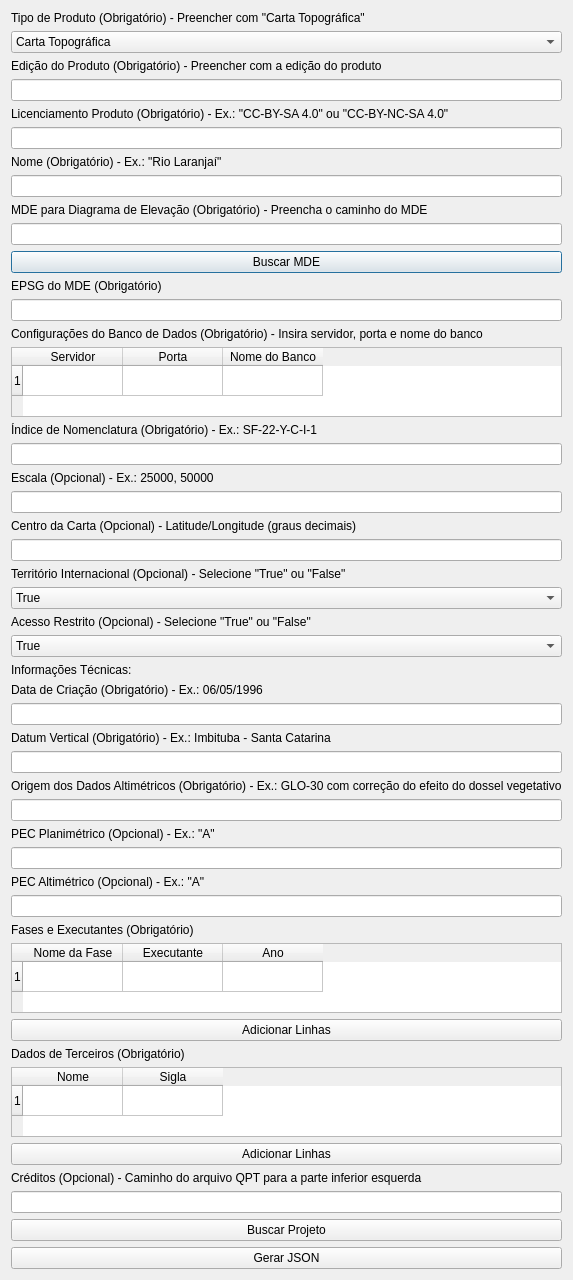
The window that Help/export/src/exportjson.ui (dsgoficial/ferramentas_edicao) describes before a commit, drawn with Qt 5.
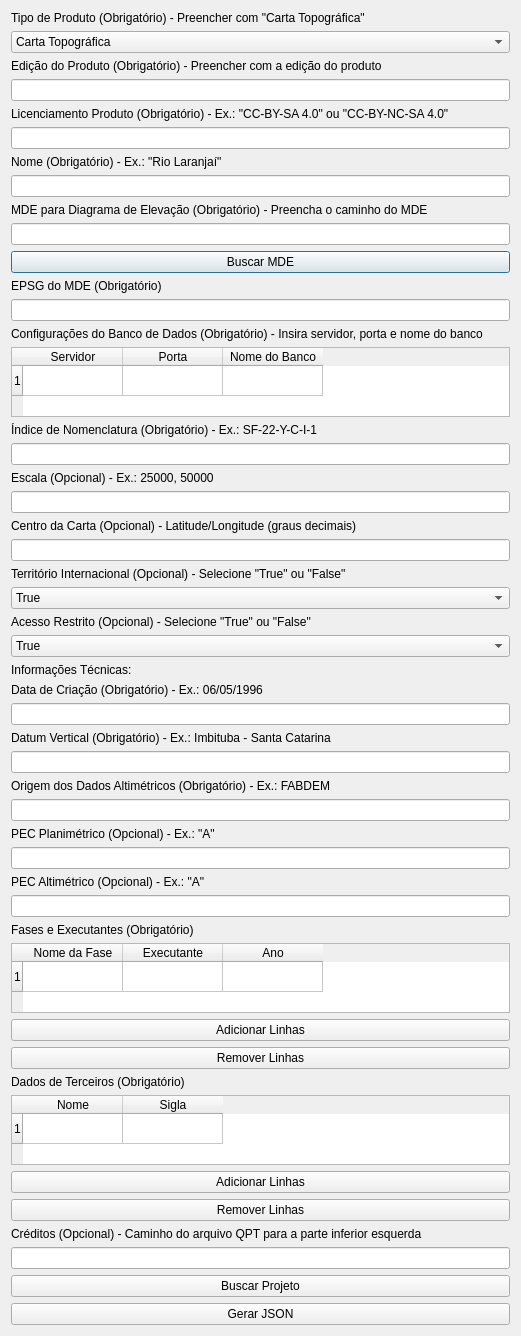
The same window after the commit.

The edit to the form file:
```diff
--- a/Help/export/src/exportjson.ui
+++ b/Help/export/src/exportjson.ui
@@ -6,8 +6,8 @@
    <rect>
     <x>0</x>
     <y>0</y>
-    <width>500</width>
-    <height>1150</height>
+    <width>521</width>
+    <height>1197</height>
    </rect>
   </property>
   <property name="windowTitle">
@@ -257,7 +257,7 @@
    <item>
     <widget class="QLabel" name="label_origem_dados_altimetricos">
      <property name="text">
-      <string>Origem dos Dados Altimétricos (Obrigatório) - Ex.: GLO-30 com correção do efeito do dossel vegetativo</string>
+      <string>Origem dos Dados Altimétricos (Obrigatório) - Ex.: FABDEM</string>
      </property>
     </widget>
    </item>
@@ -329,6 +329,13 @@
      </property>
     </widget>
    </item>
+   <item>
+    <widget class="QPushButton" name="rm_fase_button">
+     <property name="text">
+      <string>Remover Linhas</string>
+     </property>
+    </widget>
+   </item>
    <item>
     <widget class="QLabel" name="label_dados_terceiros">
      <property name="text">
@@ -370,6 +377,13 @@
      </property>
     </widget>
    </item>
+   <item>
+    <widget class="QPushButton" name="rm_dado_terceiro_button">
+     <property name="text">
+      <string>Remover Linhas</string>
+     </property>
+    </widget>
+   </item>
    <item>
     <widget class="QLabel" name="label_creditos">
      <property name="text">
```
Left out of the diff: 15 changed lines with no effect on the pictures.
